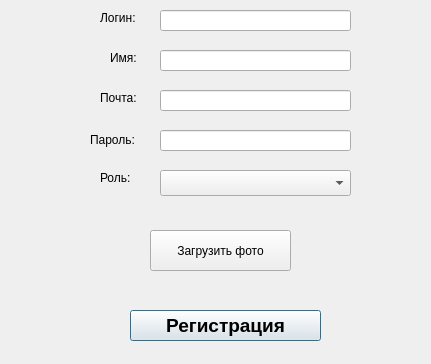
Before: the Qt Designer form client/http_client/ui/auth/Register.ui in idvortsov05/Task-Manager, drawn with Qt 5.
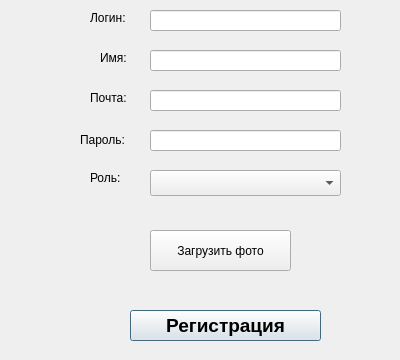
After: the same form once the commit is applied.

The edit to the form file:
```diff
--- a/client/http_client/ui/auth/Register.ui
+++ b/client/http_client/ui/auth/Register.ui
@@ -6,19 +6,31 @@
    <rect>
     <x>0</x>
     <y>0</y>
-    <width>431</width>
-    <height>364</height>
+    <width>400</width>
+    <height>360</height>
    </rect>
   </property>
+  <property name="minimumSize">
+   <size>
+    <width>400</width>
+    <height>360</height>
+   </size>
+  </property>
+  <property name="maximumSize">
+   <size>
+    <width>400</width>
+    <height>360</height>
+   </size>
+  </property>
   <property name="windowTitle">
    <string>Окно регистрации</string>
   </property>
   <widget class="QLabel" name="label_FIO">
    <property name="geometry">
     <rect>
-     <x>110</x>
+     <x>100</x>
      <y>50</y>
-     <width>31</width>
+     <width>41</width>
      <height>16</height>
     </rect>
    </property>
@@ -29,7 +41,7 @@
   <widget class="QLineEdit" name="lineEdit_name">
    <property name="geometry">
     <rect>
-     <x>160</x>
+     <x>150</x>
      <y>50</y>
      <width>191</width>
      <height>21</height>
@@ -39,9 +51,9 @@
   <widget class="QLabel" name="label_email">
    <property name="geometry">
     <rect>
-     <x>100</x>
+     <x>90</x>
      <y>90</y>
-     <width>41</width>
+     <width>51</width>
      <height>16</height>
     </rect>
    </property>
@@ -52,7 +64,7 @@
   <widget class="QLineEdit" name="lineEdit_email">
    <property name="geometry">
     <rect>
-     <x>160</x>
+     <x>150</x>
      <y>90</y>
      <width>191</width>
      <height>21</height>
@@ -62,7 +74,7 @@
   <widget class="QLineEdit" name="lineEdit_password">
    <property name="geometry">
     <rect>
-     <x>160</x>
+     <x>150</x>
      <y>130</y>
      <width>191</width>
      <height>21</height>
@@ -75,9 +87,9 @@
   <widget class="QLabel" name="label_password">
    <property name="geometry">
     <rect>
-     <x>90</x>
+     <x>80</x>
      <y>130</y>
-     <width>51</width>
+     <width>61</width>
      <height>20</height>
     </rect>
    </property>
@@ -111,9 +123,9 @@
   <widget class="QLabel" name="label_login">
    <property name="geometry">
     <rect>
-     <x>100</x>
+     <x>90</x>
      <y>10</y>
-     <width>41</width>
+     <width>51</width>
      <height>16</height>
     </rect>
    </property>
@@ -124,7 +136,7 @@
   <widget class="QLineEdit" name="lineEdit_username">
    <property name="geometry">
     <rect>
-     <x>160</x>
+     <x>150</x>
      <y>10</y>
      <width>191</width>
      <height>21</height>
@@ -134,7 +146,7 @@
   <widget class="QLabel" name="label_role">
    <property name="geometry">
     <rect>
-     <x>100</x>
+     <x>90</x>
      <y>170</y>
      <width>41</width>
      <height>16</height>
@@ -147,7 +159,7 @@
   <widget class="QComboBox" name="comboBox">
    <property name="geometry">
     <rect>
-     <x>160</x>
+     <x>150</x>
      <y>170</y>
      <width>191</width>
      <height>26</height>
```
